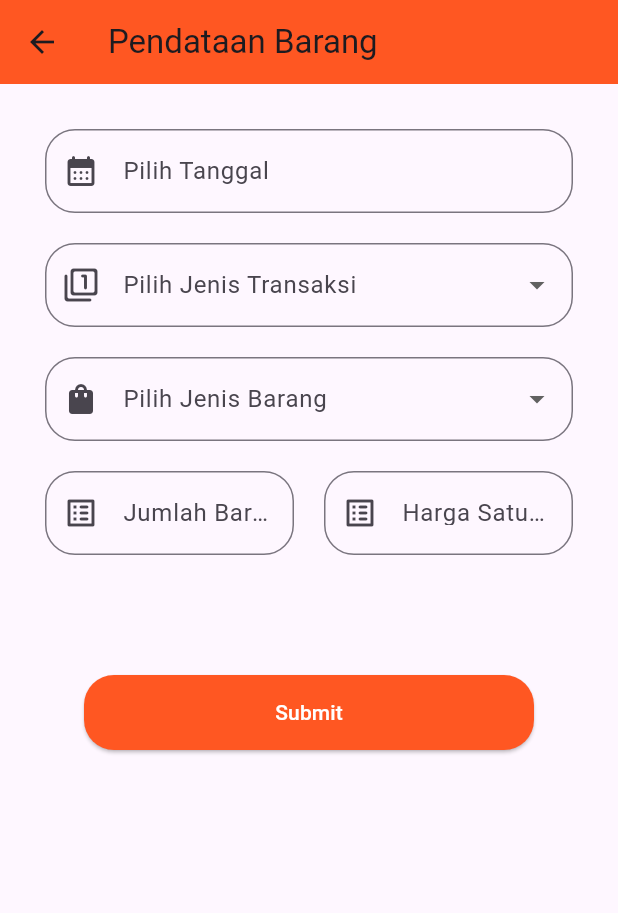
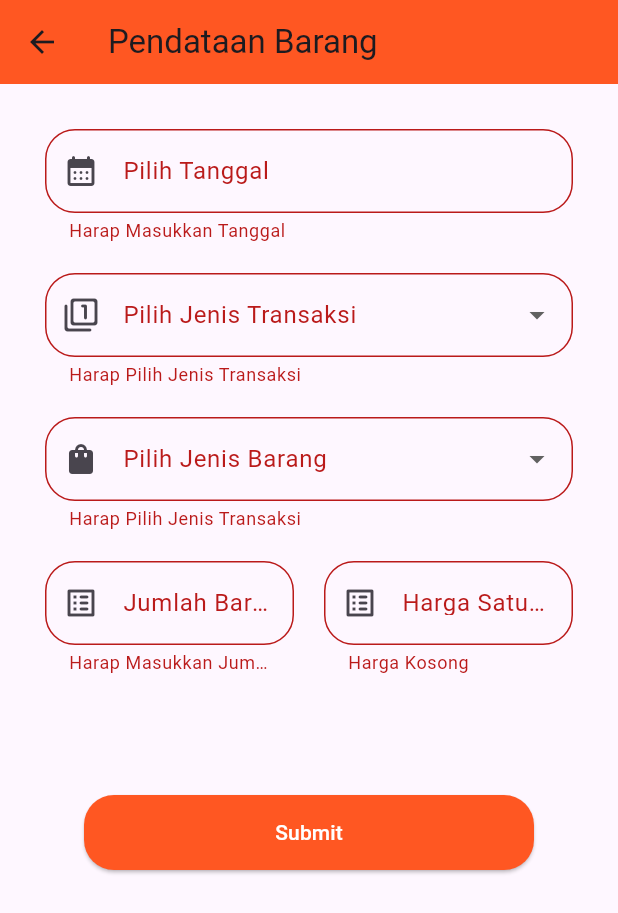
Before and after one commit to abrayudhistira/20220140102_UCP1Flutter, a Flutter app: the AddBarang screen opened by its route, after a tap on "Submit", on a phone screen of 412 x 824 dp. Shown: the top 913 px of the screen. Run offline on Flutter 3.47's test engine with Material 3 defaults, Android fonts, the phone set to English and light mode, and no system bars.

Commit message:
Basic Layout Detail Barang and Fix Error

```diff
--- a/lib/barang/addBarang.dart
+++ b/lib/barang/addBarang.dart
@@ -44,6 +44,7 @@ class _AddBarangState extends State<AddBarang> {
         backgroundColor: Colors.deepOrange,
       ),
       body: Form(
+        key: _formkey,
         child: SingleChildScrollView(
           padding: const EdgeInsets.all(30.0),
           child: Container(
@@ -220,6 +221,11 @@ class _AddBarangState extends State<AddBarang> {
                       ),
                   onPressed: (){
                     if (_formkey.currentState!.validate()) {
+                      print('Date: ${_dateController.text}');
+                      print('Jenis Transaksi: $_selectedJenisTransaksi');
+                      print('Jenis Barang: $_selectedJenisBarang');
+                      print('Jumlah Barang: ${_jumlahBarangController.text}');
+                      print('Harga Satuan: ${_hargaSatuanController.text}');
                       Navigator.pushNamed(
                         context,
                       '/barang/detailBarang',
```
Also changed, not shown: lib/barang/detailBarang.dart (+16 -6 lines), lib/main.dart (+11 -0 lines), 1 other file.
